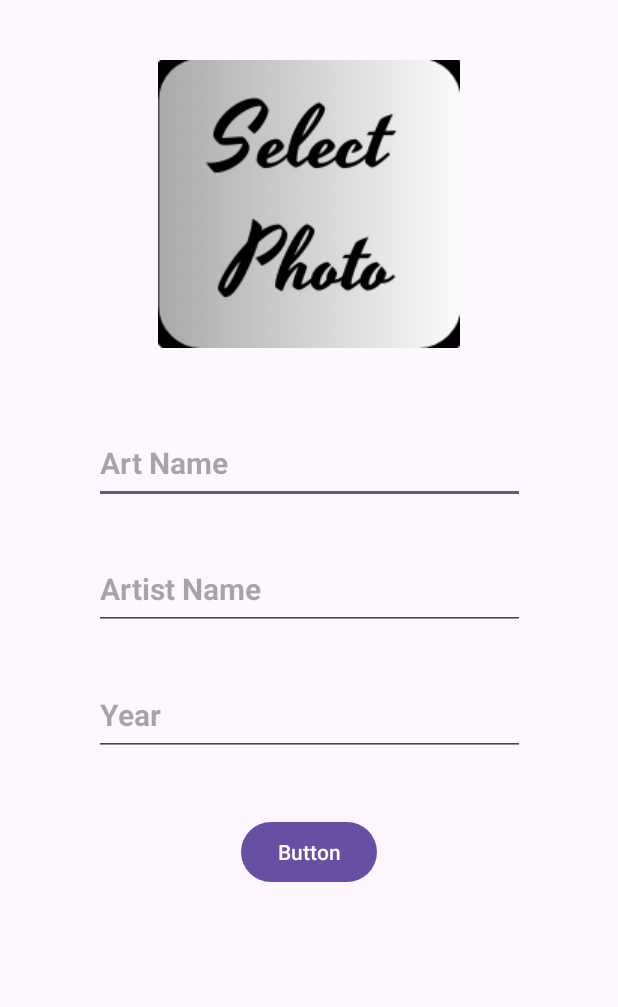
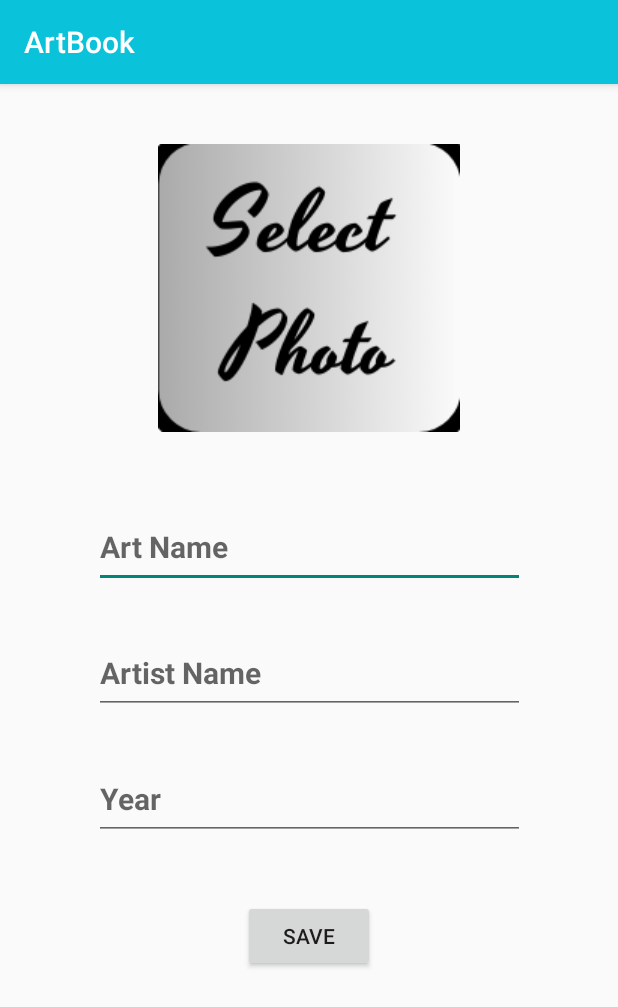
Before and after one commit to yavuzserdogan/Art_Book, an Android app: the ArtActivity screen opened directly, with no data from a screen before it, on a phone screen of 412 x 824 dp. Shown: the top 1007 px of the screen. Run offline under Robolectric (Android 15) with nearby library versions, the phone set to English and light mode, and no system bars.

Commit message:
added menu

```diff
--- a/app/src/main/res/layout/activity_art.xml
+++ b/app/src/main/res/layout/activity_art.xml
@@ -71,7 +71,7 @@
         android:layout_height="wrap_content"
         android:layout_marginTop="40dp"
         android:onClick="save"
-        android:text="Button"
+        android:text="SAVE"
         app:layout_constraintEnd_toEndOf="parent"
         app:layout_constraintStart_toStartOf="parent"
         app:layout_constraintTop_toBottomOf="@+id/yearText" />
--- a/app/src/main/res/layout/activity_main.xml
+++ b/app/src/main/res/layout/activity_main.xml
@@ -1,5 +1,6 @@
 <?xml version="1.0" encoding="utf-8"?>
-<androidx.constraintlayout.widget.ConstraintLayout xmlns:android="http://schemas.android.com/apk/res/android"
+<androidx.constraintlayout.widget.ConstraintLayout
+    xmlns:android="http://schemas.android.com/apk/res/android"
     xmlns:app="http://schemas.android.com/apk/res-auto"
     xmlns:tools="http://schemas.android.com/tools"
     android:layout_height="match_parent"
--- /dev/null
+++ b/app/src/main/res/menu/art_menu.xml
@@ -0,0 +1,4 @@
+<?xml version="1.0" encoding="utf-8"?>
+<menu xmlns:android="http://schemas.android.com/apk/res/android">
+    <item android:id="@+id/add_art_item" android:title="Add Art"></item>
+</menu>
--- a/app/src/main/res/values-night/themes.xml
+++ b/app/src/main/res/values-night/themes.xml
@@ -1,6 +1,6 @@
 <resources xmlns:tools="http://schemas.android.com/tools">
     <!-- Base application theme. -->
-    <style name="Base.Theme.ArtBook" parent="Theme.Material3.DayNight.NoActionBar">
+    <style name="Base.Theme.ArtBook" parent="Theme.MaterialComponents.Light">
         <!-- Customize your dark theme here. -->
         <!-- <item name="colorPrimary">@color/my_dark_primary</item> -->
     </style>
--- a/app/src/main/res/values/themes.xml
+++ b/app/src/main/res/values/themes.xml
@@ -1,6 +1,7 @@
 <resources xmlns:tools="http://schemas.android.com/tools">
     <!-- Base application theme. -->
-    <style name="Base.Theme.ArtBook" parent="Theme.Material3.DayNight.NoActionBar">
+    <style name="Base.Theme.ArtBook" parent="Theme.AppCompat.Light.DarkActionBar">
+        <item name="colorPrimary">#0AC2DA</item>
         <!-- Customize your light theme here. -->
         <!-- <item name="colorPrimary">@color/my_light_primary</item> -->
     </style>
```
Also changed, not shown: app/src/main/java/com/yavuzselimerdogan/artbook/MainActivity.kt (+21 -0 lines), app/src/main/java/com/yavuzselimerdogan/artbook/ArtActivity.kt (line endings or trailing spaces).
